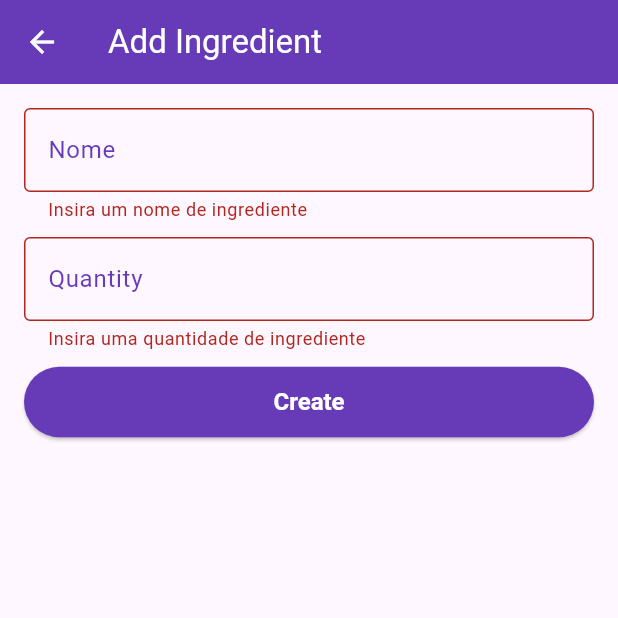
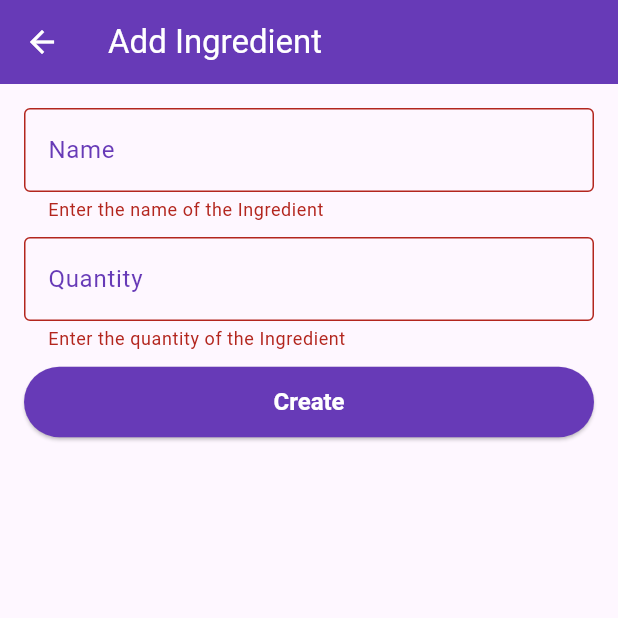
Before and after one commit to LorenzoBondan/Recipe-App, a Flutter app: the RecipeIngredientFormPage screen opened directly, after a tap on "Create", on a phone screen of 412 x 824 dp, the top half of it. Run offline on Flutter 3.47's test engine with Material 3 defaults, Android fonts, the phone set to English and light mode, and no system bars; our stand-ins replace sqflite; accounts and stored records are empty.

Commit message:
add checks to forms and fix conversions

```diff
--- a/lib/view/preparation_step/preparation_step_form_page.dart
+++ b/lib/view/preparation_step/preparation_step_form_page.dart
@@ -54,7 +54,15 @@ class _PreparationStepFormPageState extends State<PreparationStepFormPage> {
                   border: OutlineInputBorder(),
                 ),
                 keyboardType: TextInputType.number,
-                validator: (value) => value!.isEmpty ? 'Insira a ordem da instrução' : null,
+                validator: (value) {
+                  if (value!.isEmpty) {
+                    return 'Enter the Step Order';
+                  } else if (int.parse(value) < 0) {
+                    return 'The Step Order cannot be negative';
+                  } else {
+                    return null;
+                  }
+                }
               ),
               const SizedBox(height: 10),
 
@@ -65,7 +73,7 @@ class _PreparationStepFormPageState extends State<PreparationStepFormPage> {
                   labelStyle: TextStyle(color: Colors.deepPurple),
                   border: OutlineInputBorder(),
                 ),
-                validator: (value) => value!.isEmpty ? 'Insira a instrução' : null,
+                validator: (value) => value!.isEmpty ? 'Enter the Instruction' : null,
               ),
               const SizedBox(height: 25),
 
@@ -73,7 +81,7 @@ class _PreparationStepFormPageState extends State<PreparationStepFormPage> {
                 onPressed: () {
                   if (_formKey.currentState!.validate()) {
                     final id = widget.preparationStep?.id ?? 0;
-                    final stepOrder = _stepOrderController.text as int;
+                    final stepOrder = int.parse(_stepOrderController.text);
                     final instruction = _instructionController.text;
 
                     if (widget.preparationStep == null) {
--- a/lib/view/preparation_step/preparation_step_list_page.dart
+++ b/lib/view/preparation_step/preparation_step_list_page.dart
@@ -42,7 +42,7 @@ class PreparationStepListPage extends StatelessWidget {
         itemBuilder: (context, index) {
           final step = steps[index];
           return ListTile(
-            title: Text(step.stepOrder as String, style: const TextStyle(fontSize: 14)),
+            title: Text(step.stepOrder.toString(), style: const TextStyle(fontSize: 14)),
             subtitle: Text(step.instruction, style: const TextStyle(fontSize: 12)),
             trailing: Row(
               mainAxisSize: MainAxisSize.min,
--- a/lib/view/recipe/recipe_form_page.dart
+++ b/lib/view/recipe/recipe_form_page.dart
@@ -52,8 +52,16 @@ class _RecipeFormPageState extends State<RecipeFormPage> {
               TextFormField(
                 controller: _rateController,
                 decoration: const InputDecoration(labelText: 'Recipe Rate'),
-                keyboardType: TextInputType.number,
-                validator: (value) => value!.isEmpty ? 'Enter a Recipe rate' : null,
+                keyboardType: TextInputType.numberWithOptions(decimal: true, signed: false),
+                validator: (value) {
+                  if (value!.isEmpty) {
+                    return 'Enter a Recipe rate';
+                  } else if (double.parse(value) < 0) {
+                    return 'The Recipe rate cannot be negative';
+                  } else {
+                    return null;
+                  }
+                }
               ),
               const SizedBox(height: 10),
 
@@ -61,7 +69,15 @@ class _RecipeFormPageState extends State<RecipeFormPage> {
                 controller: _preparationTimeMinutesController,
                 decoration: const InputDecoration(labelText: 'Recipe Preparation Time in Minutes'),
                 keyboardType: TextInputType.number,
-                validator: (value) => value!.isEmpty ? 'Enter a Recipe preparation time in minutes' : null,
+                validator: (value) {
+                  if (value!.isEmpty) {
+                    return 'Enter a Recipe preparation time in minutes';
+                  } else if (int.parse(value) < 0) {
+                    return 'The Recipe preparation time in minutes cannot be negative';
+                  } else {
+                    return null;
+                  }
+                }
               ),
               const SizedBox(height: 20),
 
@@ -76,7 +92,7 @@ class _RecipeFormPageState extends State<RecipeFormPage> {
                     if (widget.recipe == null) {
                       service.create(Recipe(id: 0, name: name, rate: rate, addedDate: DateTime.now(), preparationTimeMinutes: preparationTimeMinutes, ingredients: List.empty(), steps: List.empty()));
                     } else {
-                      service.update(Recipe(id: id, name: name, rate: rate, addedDate: DateTime.now(), preparationTimeMinutes: preparationTimeMinutes, ingredients: List.empty(), steps: List.empty()));
+                      service.update(Recipe(id: id, name: name, rate: rate, addedDate: widget.recipe!.addedDate, preparationTimeMinutes: preparationTimeMinutes, ingredients: List.empty(), steps: List.empty()));
                     }
 
                     Navigator.pop(context);
--- a/lib/view/recipe_ingredient/recipe_ingredient_form_page.dart
+++ b/lib/view/recipe_ingredient/recipe_ingredient_form_page.dart
@@ -49,11 +49,11 @@ class _RecipeIngredientFormPageState extends State<RecipeIngredientFormPage> {
               TextFormField(
                 controller: _nameController,
                 decoration: InputDecoration(
-                  labelText: 'Nome',
+                  labelText: 'Name',
                   labelStyle: TextStyle(color: Colors.deepPurple),
                   border: OutlineInputBorder(),
                 ),
-                validator: (value) => value!.isEmpty ? 'Insira um nome de ingrediente' : null,
+                validator: (value) => value!.isEmpty ? 'Enter the name of the Ingredient' : null,
               ),
               const SizedBox(height: 10),
 
@@ -64,8 +64,16 @@ class _RecipeIngredientFormPageState extends State<RecipeIngredientFormPage> {
                   labelStyle: TextStyle(color: Colors.deepPurple),
                   border: OutlineInputBorder(),
                 ),
-                keyboardType: TextInputType.number,
-                validator: (value) => value!.isEmpty ? 'Insira uma quantidade de ingrediente' : null,
+                keyboardType: TextInputType.numberWithOptions(decimal: true, signed: false),
+                validator: (value) {
+                  if (value!.isEmpty) {
+                    return 'Enter the quantity of the Ingredient';
+                  } else if (double.parse(value) < 0) {
+                    return 'The quantity cannot be negative';
+                  } else {
+                    return null;
+                  }
+                }
               ),
               const SizedBox(height: 10),
 
--- a/lib/view/recipe_ingredient/recipe_ingredient_list_page.dart
+++ b/lib/view/recipe_ingredient/recipe_ingredient_list_page.dart
@@ -43,7 +43,7 @@ class RecipeIngredientListPage extends StatelessWidget {
           final ingredient = ingredients[index];
           return ListTile(
             title: Text(ingredient.name, style: const TextStyle(fontSize: 14)),
-            subtitle: Text(ingredient.quantity as String, style: const TextStyle(fontSize: 12)),
+            subtitle: Text(ingredient.quantity.toString(), style: const TextStyle(fontSize: 12)),
             trailing: Row(
               mainAxisSize: MainAxisSize.min,
               children: [
```
